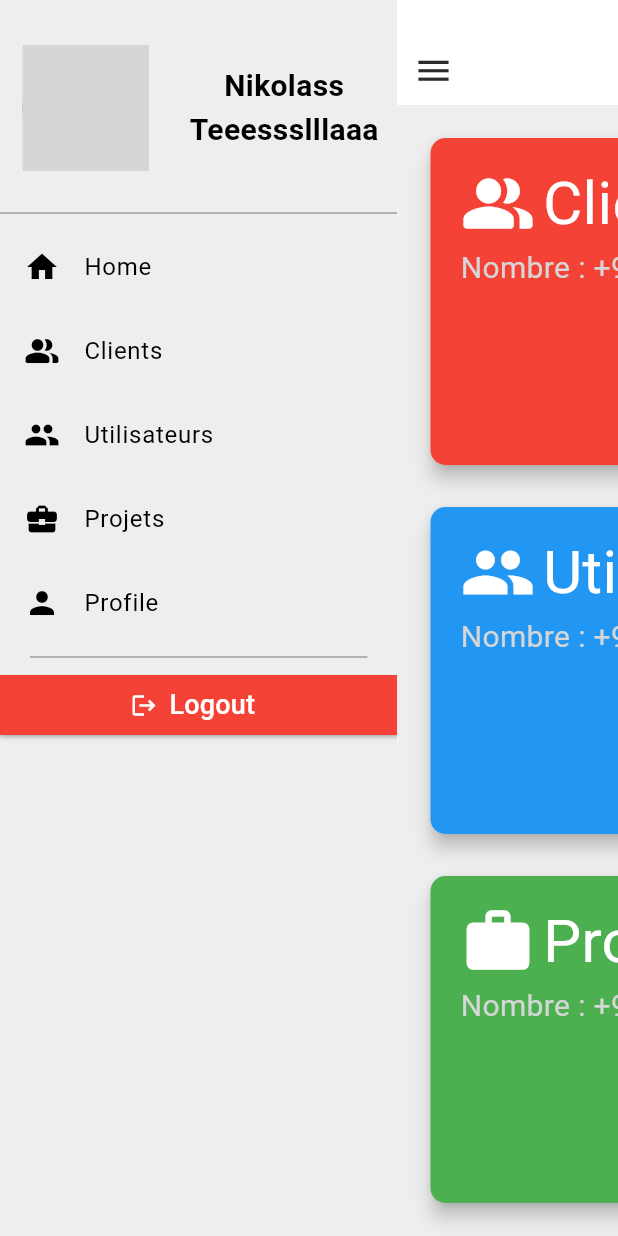
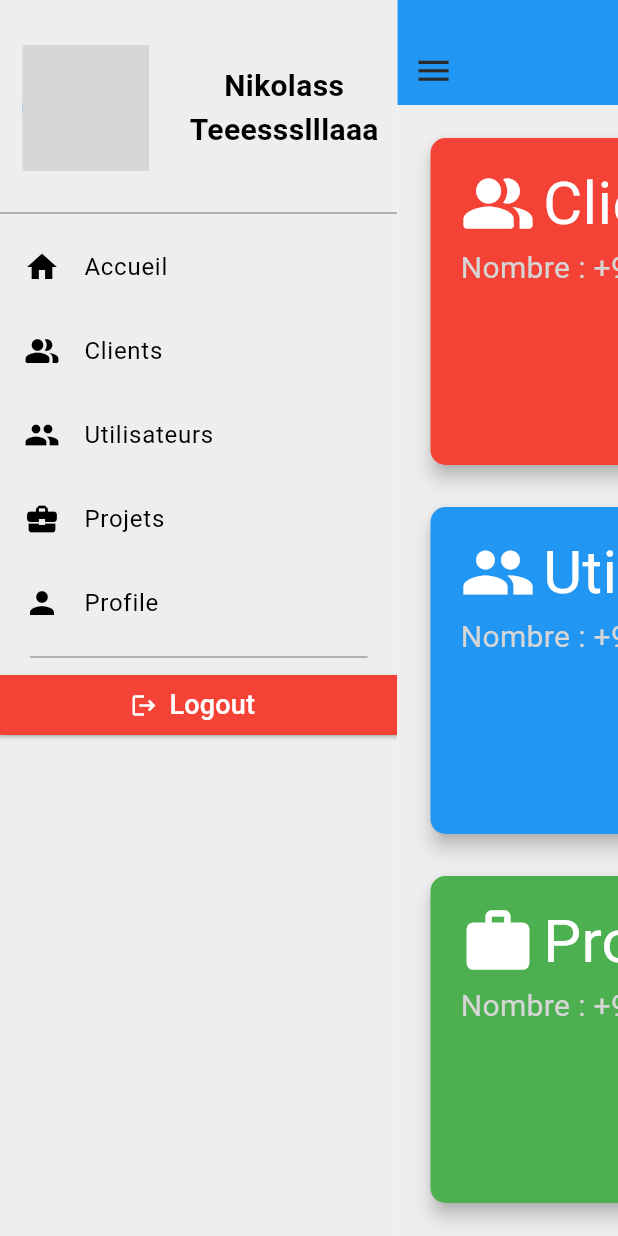
Before and after one commit to Kazan-2-magma/Admin_repo, a Flutter app: the screen it shows once a user with an empty profile is signed in, after a tap on the "menu" icon, on a phone screen of 412 x 824 dp. Run offline on Flutter 3.47's test engine with Material 3 defaults, Android fonts, the phone set to English and light mode, and no system bars; drawn by our look-alikes of flutter_profile_picture, flutter_slider_drawer; our stand-ins replace cloud_firestore, dropdown_button2, firebase_auth, firebase_core, image_picker; missing offline and left inert: animation_search_bar; accounts and stored records are empty; Roboto replaces fonts that are missing (BalsamiqSans_Regular); grey boxes are pictures that could not be loaded.

Commit message:
appBar update v1.1.0

```diff
--- a/lib/screens/ClientsScreen.dart
+++ b/lib/screens/ClientsScreen.dart
@@ -75,7 +75,7 @@ class _ClientsScreenState extends State<ClientsScreen> {
                         mainAxisAlignment: MainAxisAlignment.spaceBetween,
                         children:
                         [
-                          Expanded(child: Text("Votre projet:",style: TextStyle(fontSize: 20),)),
+                          Expanded(child: Text("List des clients:",style: TextStyle(fontSize: 20,fontWeight: FontWeight.bold),)),
                           SizedBox(width: 30,),
                           DropdownButtonHideUnderline(
                             child: DropdownButton2<String>(
--- a/lib/screens/screens_manager.dart
+++ b/lib/screens/screens_manager.dart
@@ -51,11 +51,11 @@ class _ScreenManagerState extends State<ScreenManager> {
         body: SliderDrawer(
           key: _sliderDrawerKey,
           appBar: SliderAppBar(
-              appBarColor: Colors.white,
+              appBarColor: CustomColors.blue,
               title: Text(
                   title,
                   style: const TextStyle(
-                      fontSize: 22, fontWeight: FontWeight.w700)
+                      fontSize: 25,color: Colors.white)
               )
           ),
           slider: _SliderView(
@@ -96,7 +96,7 @@ class _SliderViewState extends State<_SliderView> {
   void initState() {
     super.initState();
     list =[
-      Menu(Icons.home, 'Home',HomeScreen(adminUser: widget.adminUser),false),
+      Menu(Icons.home, 'Accueil',HomeScreen(adminUser: widget.adminUser),false),
       Menu(Icons.people_alt_rounded, 'Clients',ClientsScreen(adminUser :widget.adminUser),false),
       Menu(Icons.people, 'Utilisateurs',UsersScreen(adminUser :widget.adminUser),false),
       Menu(Icons.business_center, 'Projets',ProjectScreen(adminUser : widget.adminUser),false),
```
